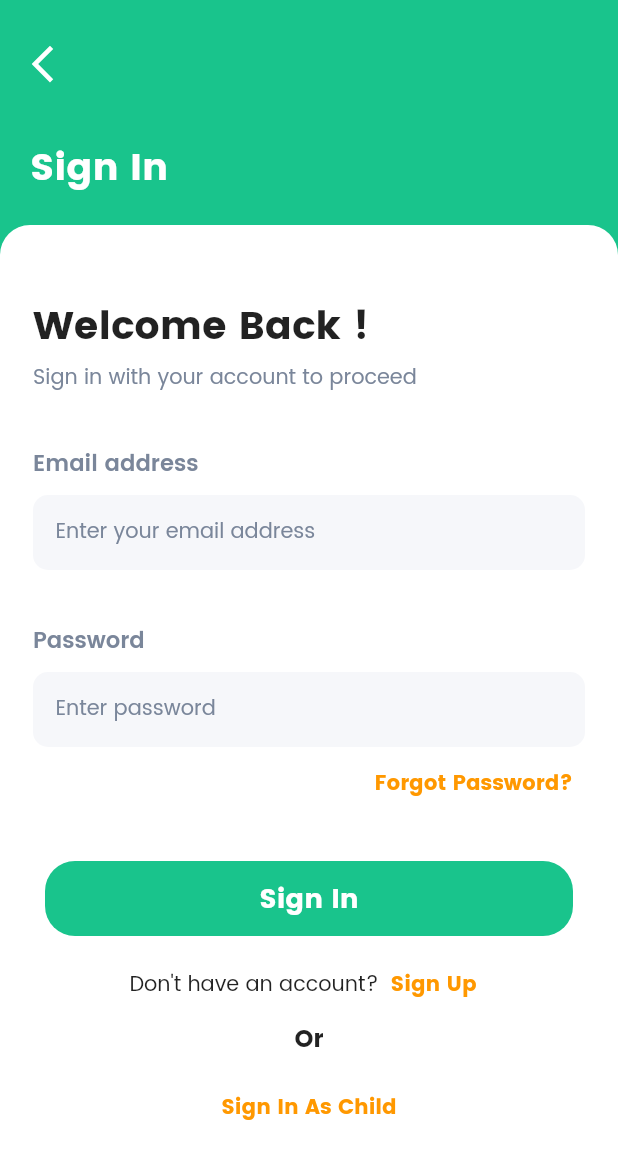
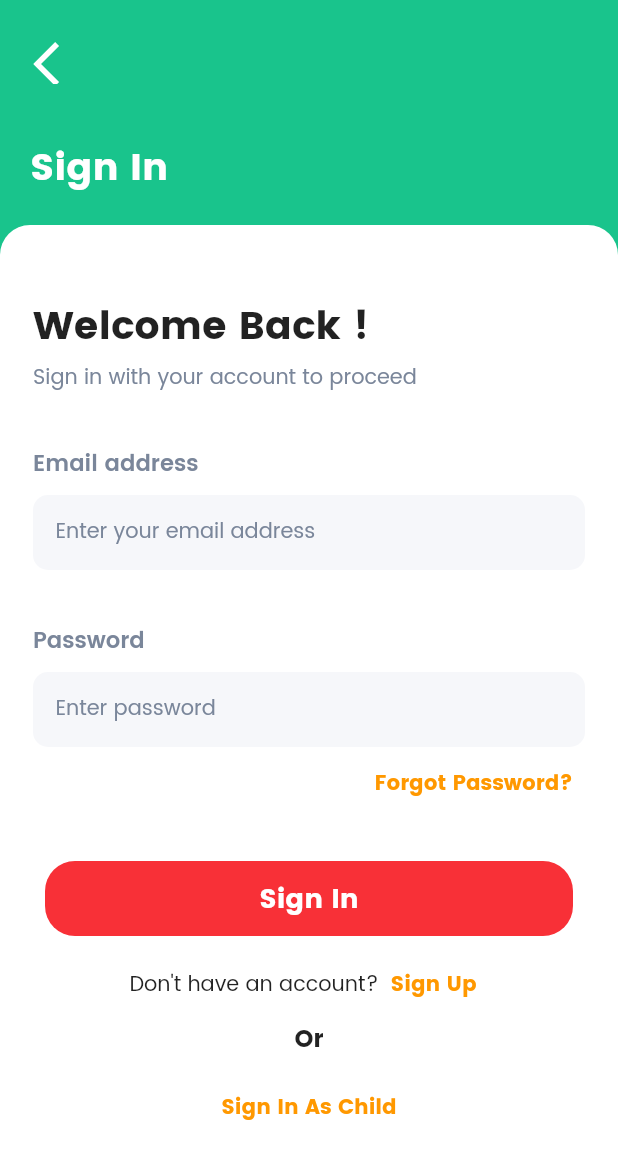
Before and after one commit to EdungDivinefavour/Grounded-V2.0, a Flutter app: the screen it shows after launch, after a tap on an icon or button, on a phone screen of 412 x 824 dp. Shown: the top 1159 px of the screen. Run offline on Flutter 3.47's test engine with Material 2 defaults, Android fonts, the phone set to English and light mode, and no system bars; our stand-ins replace adaptive_dialog, audioplayers, carousel_slider, charts_flutter, cloud_firestore, dots_indicator and 13 more; missing offline and left inert: cloud_firestore_web, dart_date, firebase_auth_web, firebase_core_web, firebase_database_web, firebase_messaging_web and 6 more; accounts and stored records are empty; project files that could hold a hidden picture were left out.

Commit message:
Built assigned tasks screen

```diff
--- a/lib/components/custom_action_button.dart
+++ b/lib/components/custom_action_button.dart
@@ -14,7 +14,7 @@ class CustomActionButton extends StatelessWidget {
     required this.title,
     this.enabled = true,
     this.isWhite = false,
-    this.isRedButton = false,
+    this.isRedButton = true,
   });
 
   @override
--- a/lib/components/custom_app_bar/custom_app_bar.dart
+++ b/lib/components/custom_app_bar/custom_app_bar.dart
@@ -1,4 +1,5 @@
 import 'package:flutter/material.dart';
+import 'package:grounded/components/png_icon.dart';
 import 'package:grounded/components/svg_icon.dart';
 import 'package:grounded/styles/colors/theme_colors.dart';
 import 'package:grounded/styles/icons/app_icons.dart';
@@ -37,7 +38,7 @@ class _CustomAppBarState extends State<CustomAppBar> {
     return AppBar(
       automaticallyImplyLeading: false,
       backgroundColor: widget.isWhiteBackround
-          ? ThemeColors.lightElement
+          ? ThemeColors.scaffoldColor
           : ThemeColors.primary,
       elevation: 0,
       title: Container(
@@ -62,8 +63,8 @@ class _CustomAppBarState extends State<CustomAppBar> {
     return InkWell(
       onTap: widget.hasDrawer ? _openDrawer : _closeScreen,
       child: SizedBox(
-        height: 25,
-        width: 25,
+        height: 30,
+        width: 30,
         child: SVGIcon(
           icon: widget.hasDrawer ? AppIcons.menu : AppIcons.back,
           color: widget.theme ?? CustomAppBarTheme.dark,
@@ -86,10 +87,10 @@ class _CustomAppBarState extends State<CustomAppBar> {
 
   Widget get _buildRightIcon {
     return SizedBox(
-      height: 25,
-      width: 25,
+      height: 27,
+      width: 27,
       child: widget.hasDrawer
-          ? SVGIcon(icon: AppIcons.notification)
+          ? PNGIcon(icon: AppIcons.notificationPNG)
           : widget.rightIcon,
     );
   }
--- a/lib/components/custom_scaffold.dart
+++ b/lib/components/custom_scaffold.dart
@@ -31,7 +31,7 @@ class CustomScaffold extends StatefulWidget {
     this.floatingActionButton,
     this.bottomNavigationBar,
     this.bubblePosition = BackgroundBubblePosition.none,
-    this.backgroundColor = ThemeColors.lightElement,
+    this.backgroundColor = ThemeColors.scaffoldColor,
   });
 
   @override
--- a/lib/components/screen_title.dart
+++ b/lib/components/screen_title.dart
@@ -20,7 +20,7 @@ class ScreenTitle extends StatelessWidget {
     return Container(
       height: 90,
       width: MediaQuery.of(context).size.width,
-      color: isWhiteBackround ? ThemeColors.lightElement : ThemeColors.primary,
+      color: isWhiteBackround ? ThemeColors.scaffoldColor : ThemeColors.primary,
       child: Column(
         mainAxisAlignment: MainAxisAlignment.end,
         crossAxisAlignment: CrossAxisAlignment.start,
--- a/lib/models/grounded_task/grounded_task.dart
+++ b/lib/models/grounded_task/grounded_task.dart
@@ -19,6 +19,8 @@ class GroundedTask {
   final String name;
   final String parentID;
   final String childID;
+  final String childName;
+  final String childPhotoUrl;
   final int creationTimestamp;
   final int expectedCompletionTimestamp;
   final SubjectType subjectType;
@@ -26,6 +28,7 @@ class GroundedTask {
   final MathSubType? mathSubTypeToCreate;
   final EnglishType? englishTypeToCreate;
   final EnglishSubType? englishSubTypeToCreate;
+
   List<Question> questions;
 
   String get taskIcon => _buildTaskIcon;
@@ -59,6 +62,8 @@ class GroundedTask {
     required this.name,
     required this.parentID,
     required this.childID,
+    required this.childName,
+    required this.childPhotoUrl,
     required this.creationTimestamp,
     required this.expectedCompletionTimestamp,
     required this.subjectType,
@@ -73,6 +78,8 @@ class GroundedTask {
     required String name,
     required String parentID,
     required String childID,
+    required String childName,
+    required String childPhotoUrl,
     required SubjectType subjectType,
     required int expectedCompletionTimestamp,
     MathType? mathTypeToCreate,
@@ -84,6 +91,8 @@ class GroundedTask {
       id: Uuid().v1(),
       parentID: parentID,
       childID: childID,
+      childName: childName,
+      childPhotoUrl: childPhotoUrl,
       name: name,
       creationTimestamp: DateTime.now().millisecondsSinceEpoch,
       expectedCompletionTimestamp: expectedCompletionTimestamp,
--- a/lib/screens/parent/add_task.dart
+++ b/lib/screens/parent/add_task.dart
@@ -79,7 +79,7 @@ class _AddTaskState extends State<AddTask> with TickerProviderStateMixin {
                     Row(
                       children: [
                         UserImage(
-                            imageURL: widget.child.profilePhoto, size: 60),
+                            imageURL: widget.child.profilePhoto, size: 80),
                         SizedBox(width: 20),
                         Column(
                           crossAxisAlignment: CrossAxisAlignment.start,
@@ -460,6 +460,8 @@ class _AddTaskState extends State<AddTask> with TickerProviderStateMixin {
       name: _taskNameController.text,
       parentID: widget.parent.id,
       childID: widget.child.id,
+      childName: widget.child.name,
+      childPhotoUrl: widget.child.profilePhoto,
       subjectType: _selectedSubjectType,
       mathTypeToCreate: _selectedMathType,
       mathSubTypeToCreate: _selectedMathSubType,
--- a/lib/styles/colors/theme_colors.dart
+++ b/lib/styles/colors/theme_colors.dart
@@ -1,7 +1,6 @@
 import 'package:flutter/material.dart';
 
 class ThemeColors {
-  // static const primary = Color.fromRGBO(52, 108, 220, 1);
   static const primary = Color.fromRGBO(25, 196, 140, 1);
   static get primaryLight => primary.withOpacity(0.1);
   static const primaryDark = Color.fromRGBO(34, 144, 167, 1);
@@ -15,4 +14,5 @@ class ThemeColors {
   static const darkElement = Colors.black;
   static const lightElement = Colors.white;
   static const bottomBarColor = Color.fromRGBO(250, 250, 250, 1);
+  static const scaffoldColor = Colors.white70;
 }
--- a/lib/styles/icons/app_icons.dart
+++ b/lib/styles/icons/app_icons.dart
@@ -29,7 +29,7 @@ abstract class AppIcons {
   static const logout = 'logout.svg';
   static const menu = 'menu.svg';
   static const multiplicationPNG = 'multiplication.png';
-  static const notification = 'notification.svg';
+  static const notificationPNG = 'notification.png';
   static const phoneInHandPNG = 'phone_in_hand.png';
   static const profile = 'profile.svg';
   static const reports = 'reports.svg';
```
Also changed, not shown: lib/components/drawer/navigation_drawer.dart (+9 -5 lines), lib/screens/parent/assigned_tasks.dart (+137 -5 lines), assets/icons/notification.png (added), assets/icons/notification.svg (deleted), lib/models/grounded_task/grounded_task.g.dart, 2 other files.
